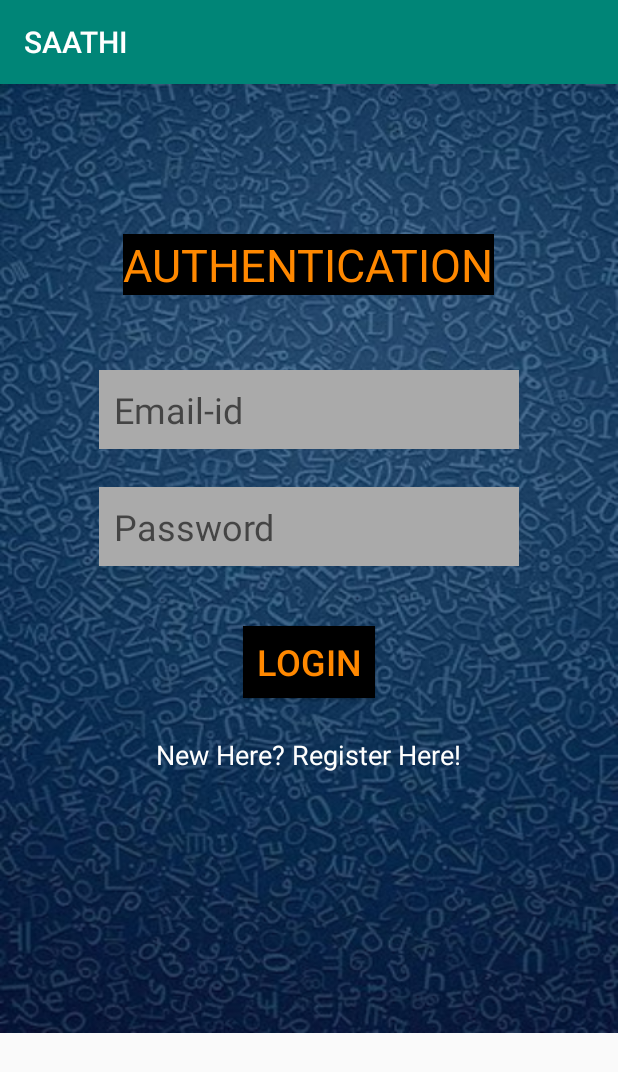
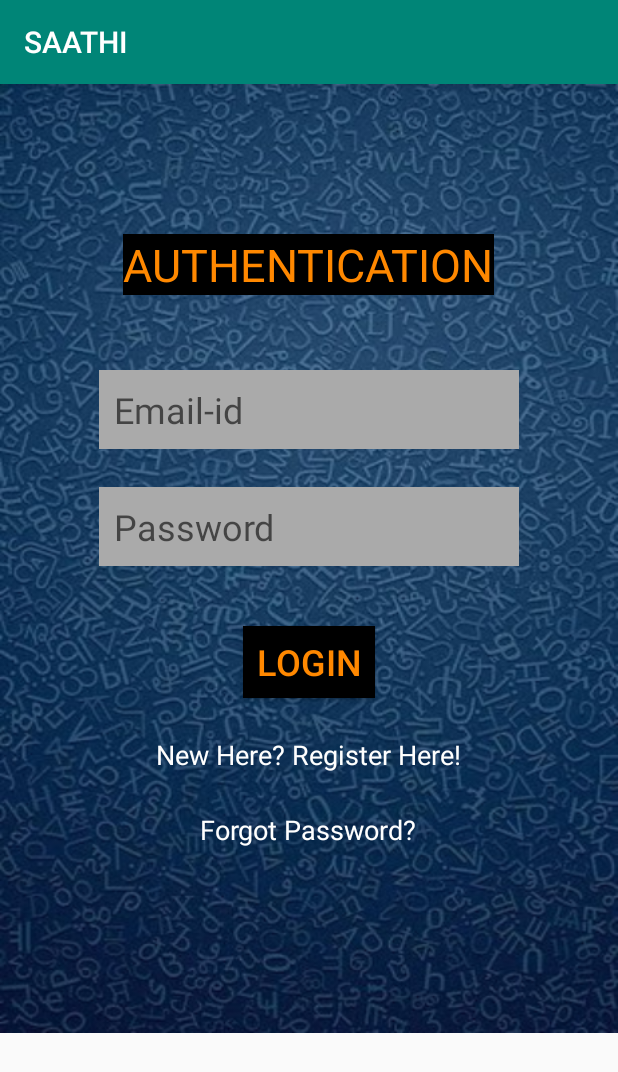
Before and after one commit to Kshitij0910/SAATHI, an Android app: the Login screen opened directly, with no data from a screen before it, on a phone screen of 412 x 824 dp. Shown: the top 1072 px of the screen. Run offline under Robolectric (Android 15) with nearby library versions, the phone set to English and light mode, and no system bars; our stand-ins replace Firebase (no records; nobody signed in at launch, a user with empty details on screens opened directly); Roboto replaces fonts that are not available here.

```diff
--- a/app/build.gradle
+++ b/app/build.gradle
@@ -27,6 +27,7 @@ dependencies {
     implementation 'androidx.navigation:navigation-ui:2.0.0'
     implementation 'androidx.constraintlayout:constraintlayout:1.1.3'
     implementation 'com.google.firebase:firebase-auth:16.0.5'
+    implementation 'androidx.legacy:legacy-support-v4:1.0.0'
     testImplementation 'junit:junit:4.12'
     androidTestImplementation 'androidx.test.ext:junit:1.1.0'
     androidTestImplementation 'androidx.test.espresso:espresso-core:3.1.1'
--- a/app/src/main/res/layout/activity_login.xml
+++ b/app/src/main/res/layout/activity_login.xml
@@ -7,7 +7,7 @@
 
     <LinearLayout
         android:layout_width="match_parent"
-        android:layout_height="match_parent"
+        android:layout_height="wrap_content"
         android:orientation="vertical">
 
         <RelativeLayout
@@ -71,7 +71,7 @@
                 android:textSize="24sp" />
 
             <TextView
-                android:id="@+id/New_Registrattion"
+                android:id="@+id/New_Registration"
                 android:layout_width="wrap_content"
                 android:layout_height="wrap_content"
                 android:layout_below="@+id/Login_Button"
@@ -81,14 +81,25 @@
                 android:textColor="@android:color/background_light"
                 android:textSize="18sp" />
 
+            <TextView
+                android:id="@+id/reset_password"
+                android:layout_width="wrap_content"
+                android:layout_height="wrap_content"
+                android:layout_below="@+id/New_Registration"
+                android:layout_marginTop="25dp"
+                android:layout_centerHorizontal="true"
+                android:text="Forgot Password?"
+                android:textColor="@android:color/background_light"
+                android:textSize="18sp"/>
+
             <ProgressBar
                 android:id="@+id/progress_Bar"
                 style="?android:attr/progressBarStyle"
                 android:layout_width="wrap_content"
                 android:layout_height="wrap_content"
-                android:layout_below="@+id/New_Registrattion"
+                android:layout_below="@+id/reset_password"
                 android:layout_centerHorizontal="true"
-                android:layout_marginTop="125dp"
+                android:layout_marginTop="75dp"
                 android:visibility="invisible" />
 
         </RelativeLayout>
--- a/app/src/main/res/values/strings.xml
+++ b/app/src/main/res/values/strings.xml
@@ -2,4 +2,7 @@
     <string name="app_name">SAATHI</string>
     <string name="navigation_drawer_open">Open navigation drawer</string>
     <string name="navigation_drawer_close">Close navigation drawer</string>
+
+    <!-- TODO: Remove or change this placeholder text -->
+    <string name="hello_blank_fragment">Hello blank fragment</string>
 </resources>
```
Also changed, not shown: app/src/main/java/com/example/saathi/Login.java (+49 -3 lines), app/src/main/java/com/example/saathi/MainActivity.java (+46 -1 lines), 1 other file.
